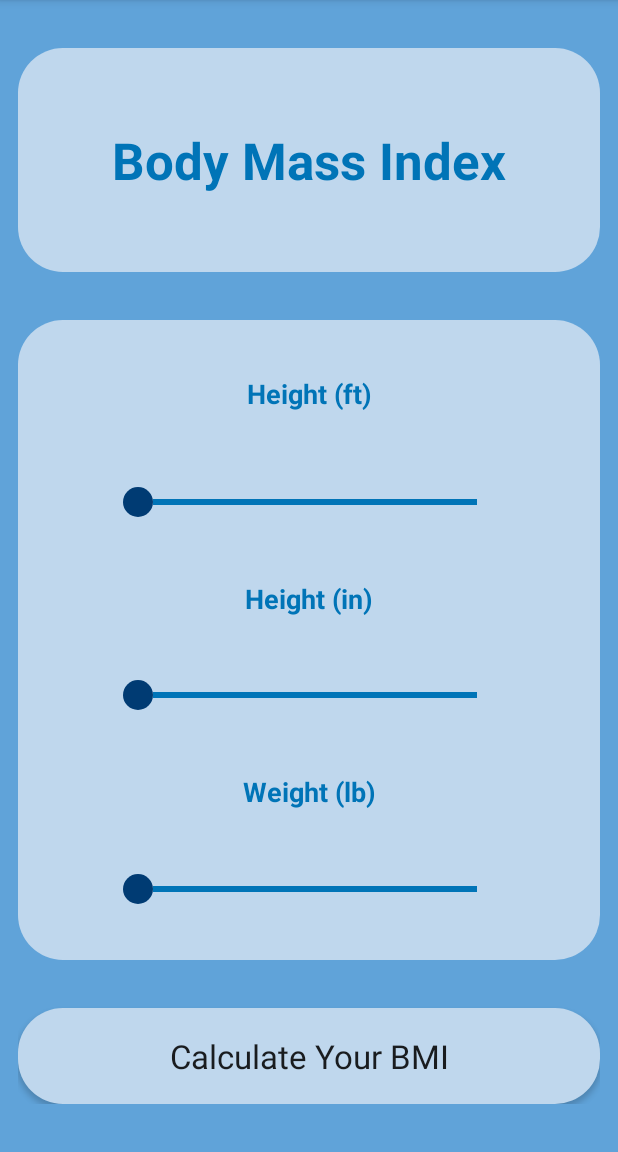
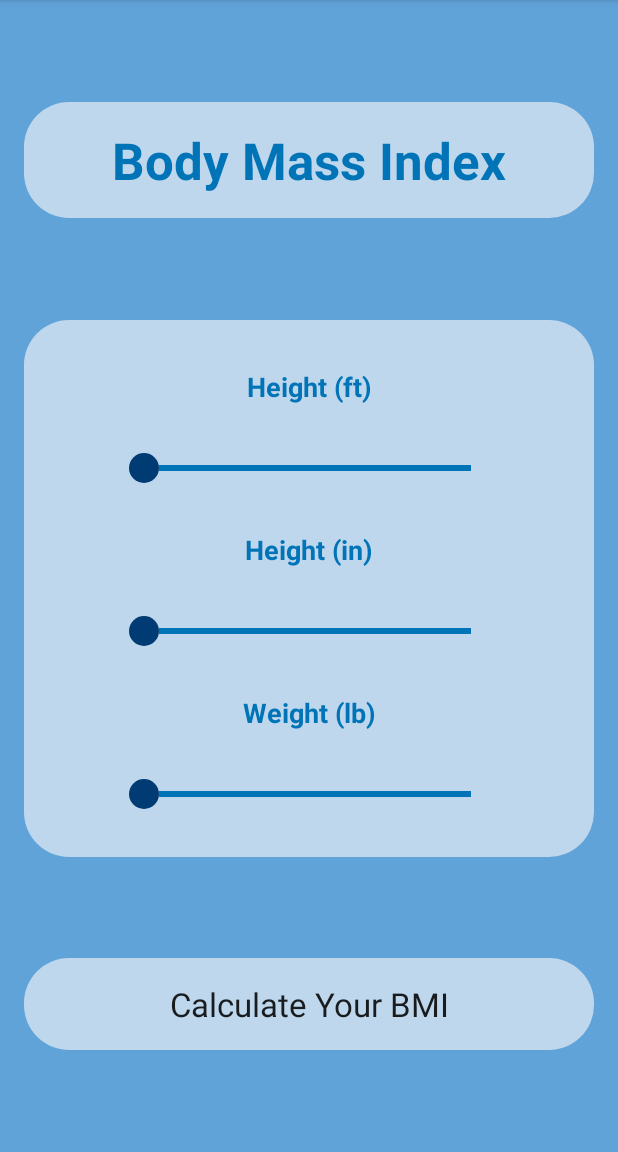
Before and after one commit to luke-sexton/BMI_Calculator, an Android app: the ImperialActivity screen opened directly, with no data from a screen before it, on a phone screen of 412 x 824 dp, the part 84-1236 px from its top. Run offline under Robolectric (Android 15) with nearby library versions, the phone set to English and light mode, and no system bars.

Commit message:
Rearrange vertical layouts.

```diff
--- a/app/src/main/res/layout/activity_imperial.xml
+++ b/app/src/main/res/layout/activity_imperial.xml
@@ -6,138 +6,130 @@
     android:layout_height="match_parent"
     android:background="#60A3D9"
     android:orientation="vertical"
+    android:paddingLeft="16dp"
+    android:paddingRight="16dp"
     tools:context=".ImperialActivity">
 
-    <LinearLayout
-        android:orientation="vertical"
+
+    <Button
+        android:id="@+id/calculate_button"
         android:layout_width="match_parent"
-        android:layout_height="match_parent"
-        android:layout_marginTop="32dp"
-        android:layout_marginLeft="12dp"
-        android:layout_marginRight="12dp"
-        android:layout_marginBottom="32dp"
-        android:weightSum="3"
-        app:layout_constraintTop_toTopOf="parent"
+        android:layout_height="wrap_content"
+        android:background="@drawable/rounded_background"
+        android:onClick="calculateClicked"
+        android:padding="16dp"
+        android:text="@string/calculate_your_bmi"
+        android:textAppearance="@style/TextAppearance.AppCompat.Large"
+        app:layout_constraintBottom_toBottomOf="parent"
+        app:layout_constraintLeft_toLeftOf="parent"
         app:layout_constraintRight_toRightOf="parent"
-        app:layout_constraintBottom_toBottomOf="parent"
-        app:layout_constraintLeft_toLeftOf="parent">
+        app:layout_constraintTop_toBottomOf="@id/table_layout" />
 
-        <TextView
-            android:id="@+id/bmi_logo"
-            android:layout_width="match_parent"
-            android:layout_height="0dp"
-            android:layout_weight="0.7"
-            android:gravity="center"
-            android:background="@drawable/rounded_background"
-            android:text="@string/bmi_logo"
-            android:textAlignment="center"
-            android:textAppearance="@style/TextAppearance.AppCompat.Display1"
-            android:textColor="@color/royal_blue"
-            android:textStyle="bold"/>
+    <TableLayout
+        android:id="@+id/table_layout"
+        android:layout_width="match_parent"
+        android:layout_height="wrap_content"
+        android:background="@drawable/rounded_background"
+        android:gravity="center"
+        android:minHeight="256dp"
+        android:paddingTop="16dp"
+        android:paddingBottom="16dp"
+        android:paddingLeft="64dp"
+        android:paddingRight="64dp"
+        android:stretchColumns="*"
+        app:layout_constraintBottom_toTopOf="@id/calculate_button"
+        app:layout_constraintLeft_toLeftOf="parent"
+        app:layout_constraintRight_toRightOf="parent"
+        app:layout_constraintTop_toBottomOf="@id/bmi_logo">
 
-        <TableLayout
-            android:id="@+id/table_layout"
-            android:layout_width="match_parent"
-            android:layout_height="0dp"
-            android:layout_weight="2"
-            android:layout_marginTop="32dp"
-            android:weightSum="6"
-            android:background="@drawable/rounded_background"
-            android:paddingRight="64dp"
-            android:paddingLeft="64dp"
-            android:stretchColumns="*">
+        <TableRow>
 
-            <TableRow
-                android:layout_weight="1"
-                android:layout_marginTop="16dp"
-                android:gravity="center">
+            <TextView
+                android:id="@+id/height_feet"
+                android:padding="16dp"
+                android:text="@string/feet"
+                android:textAlignment="center"
+                android:textAppearance="@style/TextAppearance.AppCompat.Medium"
+                android:textColor="@color/royal_blue"
+                android:textStyle="bold" />
 
-                <TextView
-                    android:id="@+id/height_feet"
-                    android:paddingBottom="8dp"
-                    android:text="@string/feet"
-                    android:textAlignment="center"
-                    android:textAppearance="@style/TextAppearance.AppCompat.Medium"
-                    android:textColor="@color/royal_blue"
-                    android:textStyle="bold"/>
+        </TableRow>
 
-            </TableRow>
+        <TableRow>
 
-            <TableRow
-                android:layout_weight="1"
-                android:gravity="center">
+            <SeekBar
+                android:id="@+id/height_feet_seekBar"
+                android:max="7"
+                android:padding="16dp"
+                android:progressDrawable="@drawable/seek_bar"
+                android:thumb="@drawable/seek_bar_thumb" />
+        </TableRow>
 
-                <SeekBar
-                    android:id="@+id/height_feet_seekBar"
-                    android:max="7"
-                    android:progressDrawable="@drawable/seek_bar"
-                    android:thumb="@drawable/seek_bar_thumb"/>
-            </TableRow>
+        <TableRow>
 
-            <TableRow
-                android:layout_weight="1"
-                android:gravity="center">
+            <TextView
+                android:id="@+id/height_inches"
+                android:padding="16dp"
+                android:text="@string/inches"
+                android:textAlignment="center"
+                android:textAppearance="@style/TextAppearance.AppCompat.Medium"
+                android:textColor="@color/royal_blue"
+                android:textStyle="bold" />
 
-                <TextView
-                    android:id="@+id/height_inches"
-                    android:text="@string/inches"
-                    android:textAlignment="center"
-                    android:textAppearance="@style/TextAppearance.AppCompat.Medium"
-                    android:textColor="@color/royal_blue"
-                    android:textStyle="bold"/>
+        </TableRow>
 
-            </TableRow>
+        <TableRow>
 
-            <TableRow
-                android:layout_weight="1"
-                android:gravity="center">
+            <SeekBar
+                android:id="@+id/height_inches_seekBar"
+                android:max="12"
+                android:padding="16dp"
+                android:progressDrawable="@drawable/seek_bar"
+                android:thumb="@drawable/seek_bar_thumb" />
 
-                <SeekBar
-                    android:id="@+id/height_inches_seekBar"
-                    android:max="12"
-                    android:progressDrawable="@drawable/seek_bar"
-                    android:thumb="@drawable/seek_bar_thumb"/>
+        </TableRow>
 
-            </TableRow>
+        <TableRow>
 
-            <TableRow
-                android:layout_weight="1"
-                android:gravity="center">
+            <TextView
+                android:id="@+id/weight_imperial"
+                android:padding="16dp"
+                android:text="@string/weight_lb"
+                android:textAlignment="center"
+                android:textAppearance="@style/TextAppearance.AppCompat.Medium"
+                android:textColor="@color/royal_blue"
+                android:textStyle="bold" />
+        </TableRow>
 
-                <TextView
-                    android:id="@+id/weight_imperial"
-                    android:text="@string/weight_lb"
-                    android:textAlignment="center"
-                    android:textAppearance="@style/TextAppearance.AppCompat.Medium"
-                    android:textColor="@color/royal_blue"
-                    android:textStyle="bold"/>
-            </TableRow>
+        <TableRow>
 
-            <TableRow
-                android:layout_weight="1"
-                android:layout_marginBottom="16dp"
-                android:gravity="center">
+            <SeekBar
+                android:id="@+id/weight_imperial_seekBar"
+                android:max="441"
+                android:padding="16dp"
+                android:progressDrawable="@drawable/seek_bar"
+                android:thumb="@drawable/seek_bar_thumb" />
+        </TableRow>
 
-                <SeekBar
-                    android:id="@+id/weight_imperial_seekBar"
-                    android:max="441"
-                    android:progressDrawable="@drawable/seek_bar"
-                    android:thumb="@drawable/seek_bar_thumb"/>
-            </TableRow>
+    </TableLayout>
 
-        </TableLayout>
+    <TextView
+        android:id="@+id/bmi_logo"
+        android:layout_width="match_parent"
+        android:layout_height="wrap_content"
+        android:background="@drawable/rounded_background"
+        android:gravity="center"
+        android:padding="16dp"
+        android:text="@string/bmi_logo"
+        android:textAlignment="center"
+        android:textAppearance="@style/TextAppearance.AppCompat.Display1"
+        android:textColor="@color/royal_blue"
+        android:textStyle="bold"
 
-        <Button
-            android:id="@+id/calculate_button"
-            android:onClick="calculateClicked"
-            android:layout_width="match_parent"
-            android:layout_height="0dp"
-            android:layout_weight="0.3"
-            android:layout_marginTop="32dp"
-            android:background="@drawable/rounded_background"
-            android:text="@string/calculate_your_bmi"
-            android:textAppearance="@style/TextAppearance.AppCompat.Large"/>
+        app:layout_constraintBottom_toTopOf="@id/table_layout"
+        app:layout_constraintLeft_toLeftOf="parent"
+        app:layout_constraintRight_toRightOf="parent"
+        app:layout_constraintTop_toTopOf="parent" />
 
-    </LinearLayout>
 
 </androidx.constraintlayout.widget.ConstraintLayout>
```
Also changed, not shown: app/src/main/res/layout/activity_main.xml (+49 -55 lines), app/src/main/res/layout/activity_metric.xml (+50 -57 lines), app/src/main/res/layout/activity_results.xml (+53 -61 lines), app/src/main/res/layout/activity_settings.xml (+54 -60 lines).
